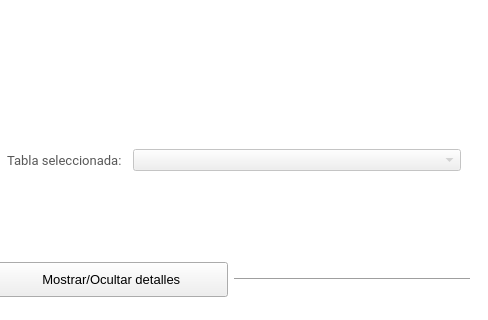
caicesardev/CSVToAccessGUI, file app/ui/MainWindow.ui: the form before one commit; both pictures show x 512 to 1000 and y 141 to 461 of the 1000 by 703 pixel window.
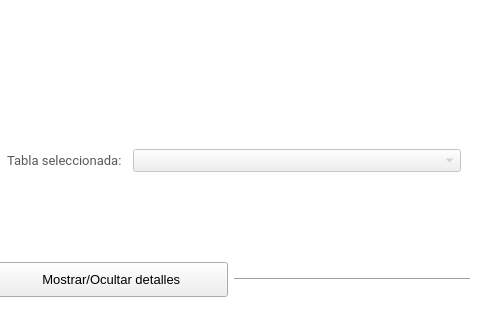
The form after the commit. Icons and pictures are not drawn.

Commit message: Now MS Acces tables are displayed according to combobox current selected table

```diff
--- a/app/ui/MainWindow.ui
+++ b/app/ui/MainWindow.ui
@@ -268,6 +268,12 @@
                <property name="enabled">
                 <bool>false</bool>
                </property>
+               <property name="font">
+                <font>
+                 <family>Roboto</family>
+                 <pointsize>9</pointsize>
+                </font>
+               </property>
                <property name="toolTip">
                 <string>Selecciona una tabla del archivo mdb</string>
                </property>
```
Left out of the diff: 12 changed lines with no effect on the pictures. The commit also changes 2 other files.
